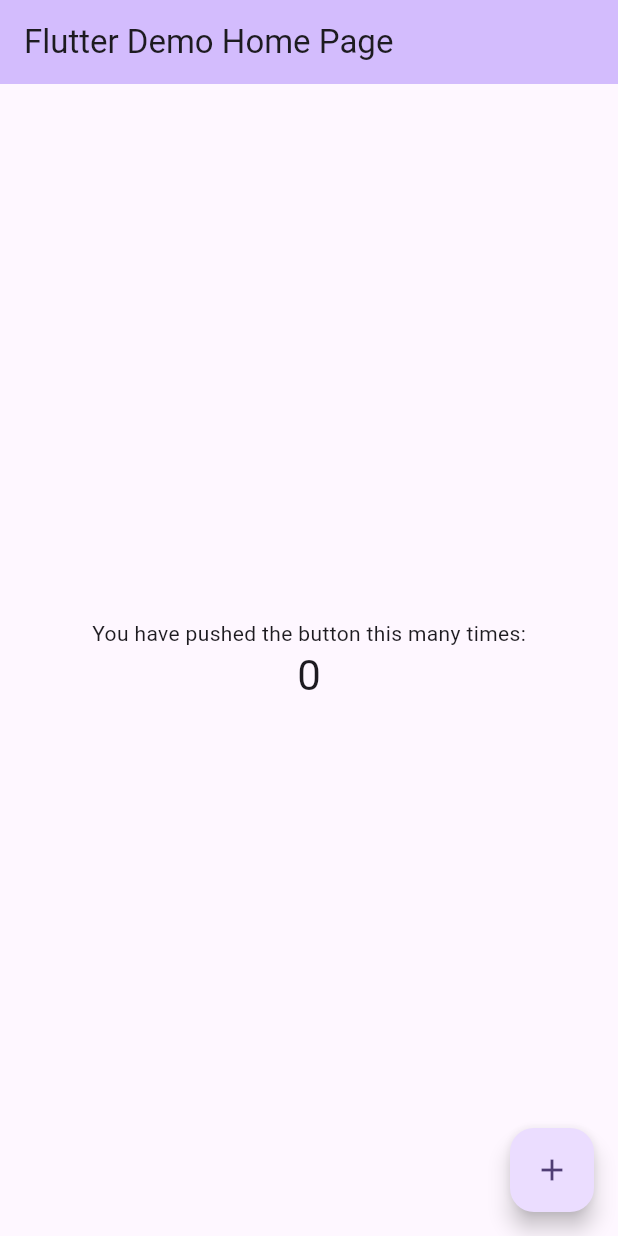
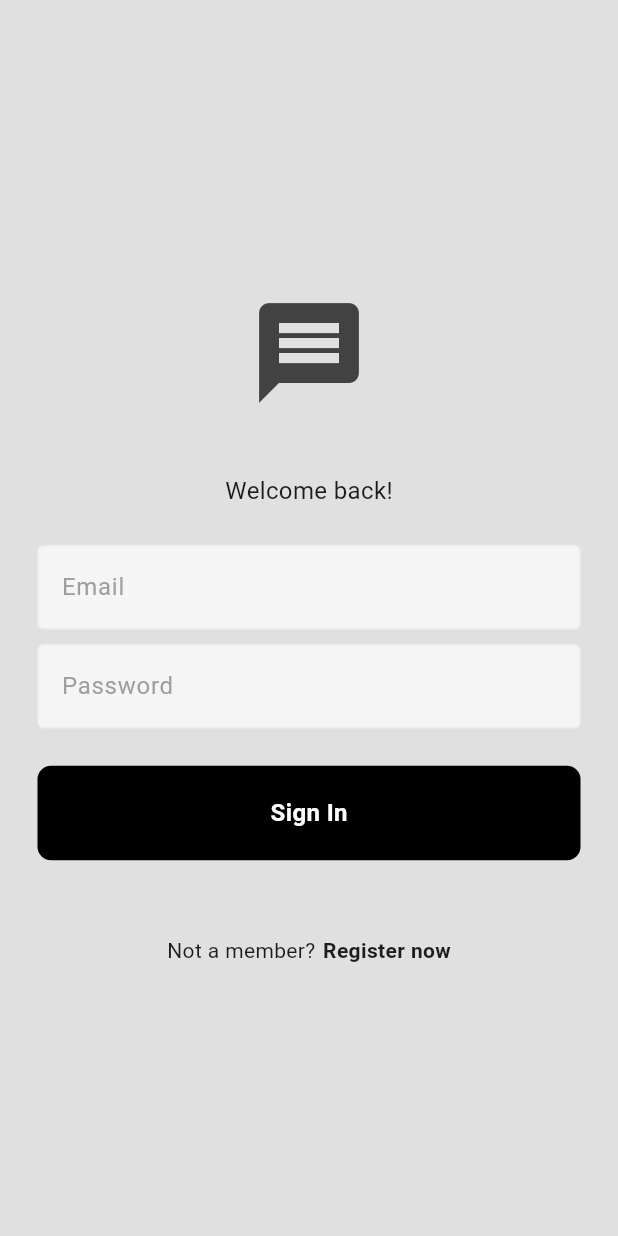
Before and after one commit to sntanju/Chat_App, a Flutter app: the screen it shows after launch, on a phone screen of 412 x 824 dp. Run offline on Flutter 3.47's test engine with Material 3 defaults, Android fonts, the phone set to English and light mode, and no system bars.

Commit message:
added login and register page

```diff
--- /dev/null
+++ b/lib/components/my_button.dart
@@ -0,0 +1,32 @@
+import 'package:flutter/material.dart';
+
+class MyButton extends StatelessWidget {
+  final void Function()? onTap;
+  final String text;
+
+  const MyButton({super.key, required this.onTap, required this.text});
+
+  @override
+  Widget build(BuildContext context) {
+    return GestureDetector(
+      onTap: onTap,
+      child: Container(
+        width: double.infinity,
+        padding: EdgeInsets.symmetric(vertical: 20),
+        alignment: Alignment.center,
+        decoration: BoxDecoration(
+          color: Colors.black,
+          borderRadius: BorderRadius.circular(9),
+        ),
+        child: Text(
+          text,
+          style: TextStyle(
+            color: Colors.white,
+            fontWeight: FontWeight.bold,
+            fontSize: 16,
+          ),
+        ),
+      ),
+    );
+  }
+}
--- /dev/null
+++ b/lib/components/my_input_field.dart
@@ -0,0 +1,35 @@
+import 'package:flutter/material.dart';
+
+class MyInputField extends StatelessWidget {
+  final TextEditingController controller;
+  final String hintText;
+  final bool obscureText;
+
+  const MyInputField({
+    super.key,
+    required this.controller,
+    required this.hintText,
+    required this.obscureText,
+  });
+
+  @override
+  Widget build(BuildContext context) {
+    return TextField(
+      controller: controller,
+      obscureText: obscureText,
+      decoration: InputDecoration(
+        enabledBorder: OutlineInputBorder(
+          borderSide: BorderSide(color: Colors.grey.shade200),
+        ),
+        focusedBorder: OutlineInputBorder(
+          borderSide: BorderSide(color: Colors.white),
+        ),
+        fillColor: Colors.grey[100],
+        filled: true,
+        hintText: hintText,
+        hintStyle: TextStyle(color: Colors.grey)
+
+      ),
+    );
+  }
+}
--- a/lib/main.dart
+++ b/lib/main.dart
@@ -1,3 +1,4 @@
+import 'package:chat_app/services/auth/login_or_register.dart';
 import 'package:flutter/material.dart';
 
 void main() {
@@ -11,112 +12,115 @@ class MyApp extends StatelessWidget {
   @override
   Widget build(BuildContext context) {
     return MaterialApp(
-      title: 'Flutter Demo',
-      theme: ThemeData(
-        // This is the theme of your application.
-        //
-        // TRY THIS: Try running your application with "flutter run". You'll see
-        // the application has a purple toolbar. Then, without quitting the app,
-        // try changing the seedColor in the colorScheme below to Colors.green
-        // and then invoke "hot reload" (save your changes or press the "hot
-        // reload" button in a Flutter-supported IDE, or press "r" if you used
-        // the command line to start the app).
-        //
-        // Notice that the counter didn't reset back to zero; the application
-        // state is not lost during the reload. To reset the state, use hot
-        // restart instead.
-        //
-        // This works for code too, not just values: Most code changes can be
-        // tested with just a hot reload.
-        colorScheme: ColorScheme.fromSeed(seedColor: Colors.deepPurple),
-      ),
-      home: const MyHomePage(title: 'Flutter Demo Home Page'),
+      // title: 'Flutter Demo',
+      // theme: ThemeData(
+      //   // This is the theme of your application.
+      //   //
+      //   // TRY THIS: Try running your application with "flutter run". You'll see
+      //   // the application has a purple toolbar. Then, without quitting the app,
+      //   // try changing the seedColor in the colorScheme below to Colors.green
+      //   // and then invoke "hot reload" (save your changes or press the "hot
+      //   // reload" button in a Flutter-supported IDE, or press "r" if you used
+      //   // the command line to start the app).
+      //   //
+      //   // Notice that the counter didn't reset back to zero; the application
+      //   // state is not lost during the reload. To reset the state, use hot
+      //   // restart instead.
+      //   //
+      //   // This works for code too, not just values: Most code changes can be
+      //   // tested with just a hot reload.
+      //   colorScheme: ColorScheme.fromSeed(seedColor: Colors.deepPurple),
+      // ),
+      debugShowCheckedModeBanner: false,
+      home: LoginOrRegister(),
+      //home: RegisterPage(onTap: () {  },),
+      //home: const MyHomePage(title: 'Flutter Demo Home Page'),
     );
   }
 }
 
-class MyHomePage extends StatefulWidget {
-  const MyHomePage({super.key, required this.title});
-
-  // This widget is the home page of your application. It is stateful, meaning
-  // that it has a State object (defined below) that contains fields that affect
-  // how it looks.
-
-  // This class is the configuration for the state. It holds the values (in this
-  // case the title) provided by the parent (in this case the App widget) and
-  // used by the build method of the State. Fields in a Widget subclass are
-  // always marked "final".
-
-  final String title;
-
-  @override
-  State<MyHomePage> createState() => _MyHomePageState();
-}
-
-class _MyHomePageState extends State<MyHomePage> {
-  int _counter = 0;
-
-  void _incrementCounter() {
-    setState(() {
-      // This call to setState tells the Flutter framework that something has
-      // changed in this State, which causes it to rerun the build method below
-      // so that the display can reflect the updated values. If we changed
-      // _counter without calling setState(), then the build method would not be
-      // called again, and so nothing would appear to happen.
-      _counter++;
-    });
-  }
-
-  @override
-  Widget build(BuildContext context) {
-    // This method is rerun every time setState is called, for instance as done
-    // by the _incrementCounter method above.
-    //
-    // The Flutter framework has been optimized to make rerunning build methods
-    // fast, so that you can just rebuild anything that needs updating rather
-    // than having to individually change instances of widgets.
-    return Scaffold(
-      appBar: AppBar(
-        // TRY THIS: Try changing the color here to a specific color (to
-        // Colors.amber, perhaps?) and trigger a hot reload to see the AppBar
-        // change color while the other colors stay the same.
-        backgroundColor: Theme.of(context).colorScheme.inversePrimary,
-        // Here we take the value from the MyHomePage object that was created by
-        // the App.build method, and use it to set our appbar title.
-        title: Text(widget.title),
-      ),
-      body: Center(
-        // Center is a layout widget. It takes a single child and positions it
-        // in the middle of the parent.
-        child: Column(
-          // Column is also a layout widget. It takes a list of children and
-          // arranges them vertically. By default, it sizes itself to fit its
-          // children horizontally, and tries to be as tall as its parent.
-          //
-          // Column has various properties to control how it sizes itself and
-          // how it positions its children. Here we use mainAxisAlignment to
-          // center the children vertically; the main axis here is the vertical
-          // axis because Columns are vertical (the cross axis would be
-          // horizontal).
-          //
-          // TRY THIS: Invoke "debug painting" (choose the "Toggle Debug Paint"
-          // action in the IDE, or press "p" in the console), to see the
-          // wireframe for each widget.
-          mainAxisAlignment: MainAxisAlignment.center,
-          children: <Widget>[
-            const Text('You have pushed the button this many times:'),
-            Text(
-              '$_counter',
-              style: Theme.of(context).textTheme.headlineMedium,
-            ),
-          ],
-        ),
-      ),
-      floatingActionButton: FloatingActionButton(
-        onPressed: _incrementCounter,
-        tooltip: 'Increment',
-        child: const Icon(Icons.add),
-      ), // This trailing comma makes auto-formatting nicer for build methods.
-    );
-  }
-}
+// class MyHomePage extends StatefulWidget {
+//   const MyHomePage({super.key, required this.title});
+//
+//   // This widget is the home page of your application. It is stateful, meaning
+//   // that it has a State object (defined below) that contains fields that affect
+//   // how it looks.
+//
+//   // This class is the configuration for the state. It holds the values (in this
+//   // case the title) provided by the parent (in this case the App widget) and
+//   // used by the build method of the State. Fields in a Widget subclass are
+//   // always marked "final".
+//
+//   final String title;
+//
+//   @override
+//   State<MyHomePage> createState() => _MyHomePageState();
+// }
+//
+// class _MyHomePageState extends State<MyHomePage> {
+//   int _counter = 0;
+//
+//   void _incrementCounter() {
+//     setState(() {
+//       // This call to setState tells the Flutter framework that something has
+//       // changed in this State, which causes it to rerun the build method below
+//       // so that the display can reflect the updated values. If we changed
+//       // _counter without calling setState(), then the build method would not be
+//       // called again, and so nothing would appear to happen.
+//       _counter++;
+//     });
+//   }
+//
+//   @override
+//   Widget build(BuildContext context) {
+//     // This method is rerun every time setState is called, for instance as done
+//     // by the _incrementCounter method above.
+//     //
+//     // The Flutter framework has been optimized to make rerunning build methods
+//     // fast, so that you can just rebuild anything that needs updating rather
+//     // than having to individually change instances of widgets.
+//     return Scaffold(
+//       appBar: AppBar(
+//         // TRY THIS: Try changing the color here to a specific color (to
+//         // Colors.amber, perhaps?) and trigger a hot reload to see the AppBar
+//         // change color while the other colors stay the same.
+//         backgroundColor: Theme.of(context).colorScheme.inversePrimary,
+//         // Here we take the value from the MyHomePage object that was created by
+//         // the App.build method, and use it to set our appbar title.
+//         title: Text(widget.title),
+//       ),
+//       body: Center(
+//         // Center is a layout widget. It takes a single child and positions it
+//         // in the middle of the parent.
+//         child: Column(
+//           // Column is also a layout widget. It takes a list of children and
+//           // arranges them vertically. By default, it sizes itself to fit its
+//           // children horizontally, and tries to be as tall as its parent.
+//           //
+//           // Column has various properties to control how it sizes itself and
+//           // how it positions its children. Here we use mainAxisAlignment to
+//           // center the children vertically; the main axis here is the vertical
+//           // axis because Columns are vertical (the cross axis would be
+//           // horizontal).
+//           //
+//           // TRY THIS: Invoke "debug painting" (choose the "Toggle Debug Paint"
+//           // action in the IDE, or press "p" in the console), to see the
+//           // wireframe for each widget.
+//           mainAxisAlignment: MainAxisAlignment.center,
+//           children: <Widget>[
+//             const Text('You have pushed the button this many times:'),
+//             Text(
+//               '$_counter',
+//               style: Theme.of(context).textTheme.headlineMedium,
+//             ),
+//           ],
+//         ),
+//       ),
+//       floatingActionButton: FloatingActionButton(
+//         onPressed: _incrementCounter,
+//         tooltip: 'Increment',
+//         child: const Icon(Icons.add),
+//       ), // This trailing comma makes auto-formatting nicer for build methods.
+//     );
+//   }
+// }
--- /dev/null
+++ b/lib/pages/login_page.dart
@@ -0,0 +1,62 @@
+import 'package:chat_app/components/my_button.dart';
+import 'package:chat_app/components/my_input_field.dart';
+import 'package:flutter/material.dart';
+
+class LoginPage extends StatefulWidget {
+  final void Function()? onTap;
+  const LoginPage({super.key, required this.onTap});
+
+  @override
+  State<LoginPage> createState() => _LoginPageState();
+}
+
+class _LoginPageState extends State<LoginPage> {
+
+  final emailController = TextEditingController();
+  final passwordController = TextEditingController();
+  void signIn(){}
+
+  @override
+  Widget build(BuildContext context) {
+    return Scaffold(
+      backgroundColor: Colors.grey[300],
+      body: SafeArea(
+        child: Center(
+          child: Padding(
+            padding: const EdgeInsets.symmetric(horizontal: 25),
+            child: Column(
+              mainAxisAlignment: MainAxisAlignment.center,
+              children: [
+                const SizedBox(height: 15,),
+                Icon(Icons.message, size: 80, color: Colors.grey[800],),
+                const SizedBox(height: 40,),
+                Text("Welcome back!", style: TextStyle(fontSize: 16),),
+                const SizedBox(height: 25,),
+                MyInputField(controller: emailController, hintText: "Email", obscureText: false),
+                const SizedBox(height: 10,),
+                MyInputField(controller: passwordController, hintText: "Password", obscureText: true),
+                const SizedBox(height: 25,),
+                MyButton(onTap: signIn, text: "Sign In"),
+                const SizedBox(height: 50,),
+                Row(
+                  mainAxisAlignment: MainAxisAlignment.center,
+                  children: [
+                    const Text("Not a member?"),
+                    const SizedBox(width: 5,),
+                    InkWell(
+                      onTap: widget.onTap,
+                      child: Text("Register now", style: TextStyle(fontWeight: FontWeight.bold),),
+                    )
+                   // const Text("Register now", style: TextStyle(fontWeight: FontWeight.bold),)
+                  ],
+                ),
+
+
+              ],
+            ),
+          ),
+        ),
+      ),
+    );
+  }
+}
--- /dev/null
+++ b/lib/services/auth/login_or_register.dart
@@ -0,0 +1,29 @@
+import 'package:chat_app/pages/login_page.dart';
+import 'package:chat_app/pages/register_page.dart';
+import 'package:flutter/material.dart';
+
+class LoginOrRegister extends StatefulWidget {
+  const LoginOrRegister({super.key});
+
+  @override
+  State<LoginOrRegister> createState() => _LoginOrRegisterState();
+}
+
+class _LoginOrRegisterState extends State<LoginOrRegister> {
+
+  bool showLoginPage = true;
+
+  void togglePages() {
+    setState(() {
+      showLoginPage = !showLoginPage;
+    });
+  }
+  @override
+  Widget build(BuildContext context) {
+    if(showLoginPage) {
+      return LoginPage(onTap: togglePages);
+    } else {
+      return RegisterPage(onTap: togglePages);
+    }
+  }
+}
```
Also changed, not shown: lib/pages/register_page.dart (added, +84 -0 lines).
